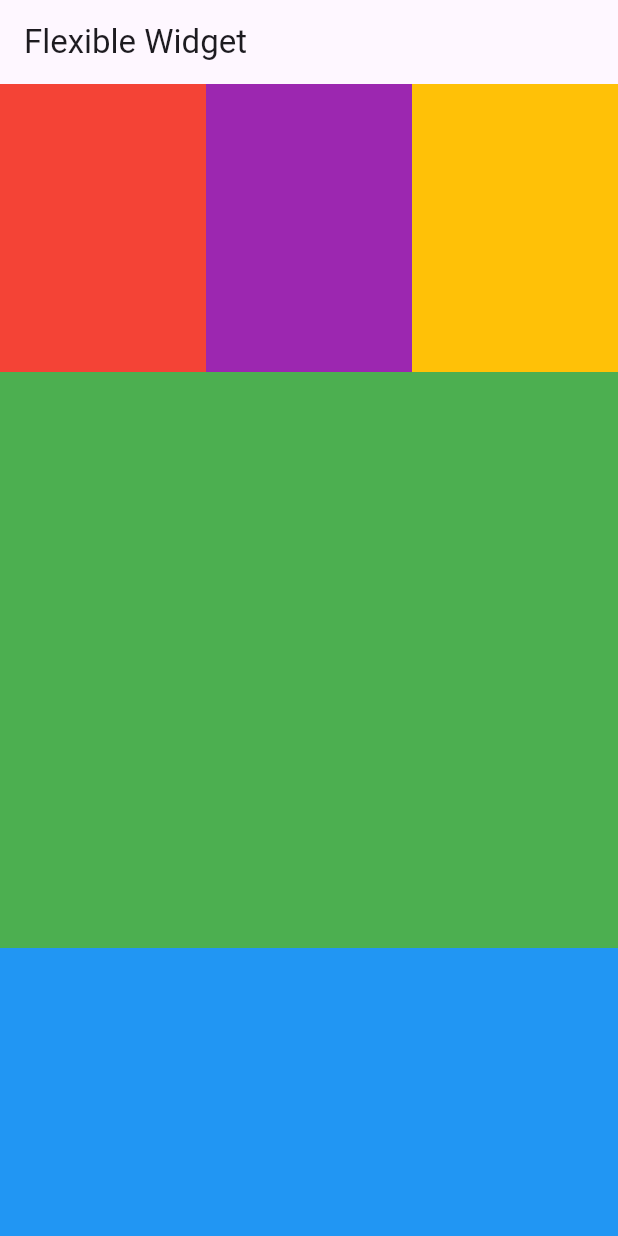
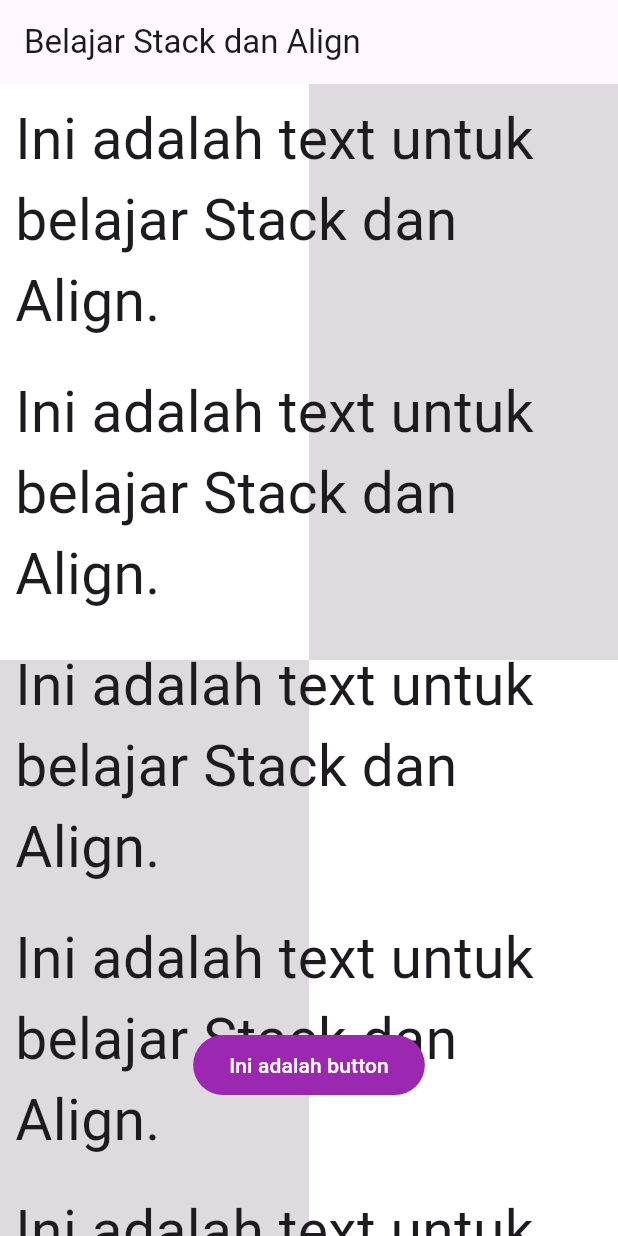
Before and after one commit to Falllll/belajar-flutter, a Flutter app: the screen it shows after launch, on a phone screen of 412 x 824 dp. Run offline on Flutter 3.47's test engine with Material 3 defaults, Android fonts, the light colour scheme and no system bars.

Commit message:
Stack & Align

```diff
--- a/lib/main.dart
+++ b/lib/main.dart
@@ -14,40 +14,115 @@ class MyApp extends StatelessWidget {
     return MaterialApp(
       home: Scaffold(
         appBar: AppBar(
-          title: Text("Flexible Widget"),
+          title: Text('Belajar Stack dan Align'),
         ),
-        body: Column(
+        body: Stack(
+          children: <Widget>[
+            Column(
               children: <Widget>[
                 Flexible(
                     flex: 1,
-              child: Row(children: <Widget>[
+                    child: Row(
+                      children: <Widget>[
                         Flexible(
                             flex: 1,
                             child: Container(
-                      color: Colors.red,
+                              color: Colors.white,
                             )),
                         Flexible(
                             flex: 1,
                             child: Container(
-                      color: Colors.purple,
+                              color: Colors.black12,
+                            )),
+                      ],
+                    )),
+                Flexible(
+                    flex: 1,
+                    child: Row(
+                      children: <Widget>[
+                        Flexible(
+                            flex: 1,
+                            child: Container(
+                              color: Colors.black12,
                             )),
                         Flexible(
                             flex: 1,
                             child: Container(
-                      color: Colors.amber,
+                              color: Colors.white,
                             )),
-              ]),
+                      ],
+                    ))
+              ],
             ),
-            Flexible(
-                flex: 2,
-                child: Container(
-                  color: Colors.green,
-                )),
-            Flexible(
-                flex: 1,
-                child: Container(
-                  color: Colors.blue,
-                ))
+            ListView(
+              children: <Widget>[
+                Column(
+                  children: <Widget>[
+                    Container(
+                      margin: EdgeInsets.all(10),
+                      child: Text(
+                        "Ini adalah text untuk belajar Stack dan Align.",
+                        style: TextStyle(fontSize: 38),
+                      ),
+                    ),
+                    Container(
+                      margin: EdgeInsets.all(10),
+                      child: Text(
+                        "Ini adalah text untuk belajar Stack dan Align.",
+                        style: TextStyle(fontSize: 38),
+                      ),
+                    ),
+                    Container(
+                      margin: EdgeInsets.all(10),
+                      child: Text(
+                        "Ini adalah text untuk belajar Stack dan Align.",
+                        style: TextStyle(fontSize: 38),
+                      ),
+                    ),
+                    Container(
+                      margin: EdgeInsets.all(10),
+                      child: Text(
+                        "Ini adalah text untuk belajar Stack dan Align.",
+                        style: TextStyle(fontSize: 38),
+                      ),
+                    ),
+                    Container(
+                      margin: EdgeInsets.all(10),
+                      child: Text(
+                        "Ini adalah text untuk belajar Stack dan Align.",
+                        style: TextStyle(fontSize: 38),
+                      ),
+                    ),
+                    Container(
+                      margin: EdgeInsets.all(10),
+                      child: Text(
+                        "Ini adalah text untuk belajar Stack dan Align.",
+                        style: TextStyle(fontSize: 38),
+                      ),
+                    ),
+                    Container(
+                      margin: EdgeInsets.all(10),
+                      child: Text(
+                        "Ini adalah text untuk belajar Stack dan Align.",
+                        style: TextStyle(fontSize: 38),
+                      ),
+                    ),
+                  ],
+                )
+              ],
+            ),
+            Align(
+              alignment: Alignment(0, 0.75),
+              child: ElevatedButton(
+                child: Text(
+                  'Ini adalah button',
+                  style: TextStyle(color: Colors.white),
+                ),
+                style: ButtonStyle(
+                    backgroundColor: MaterialStateProperty.all(Colors.purple)),
+                onPressed: null,
+              ),
+            )
           ],
         ),
       ),
```
Lines whose indentation alone changed are shown as unchanged.
